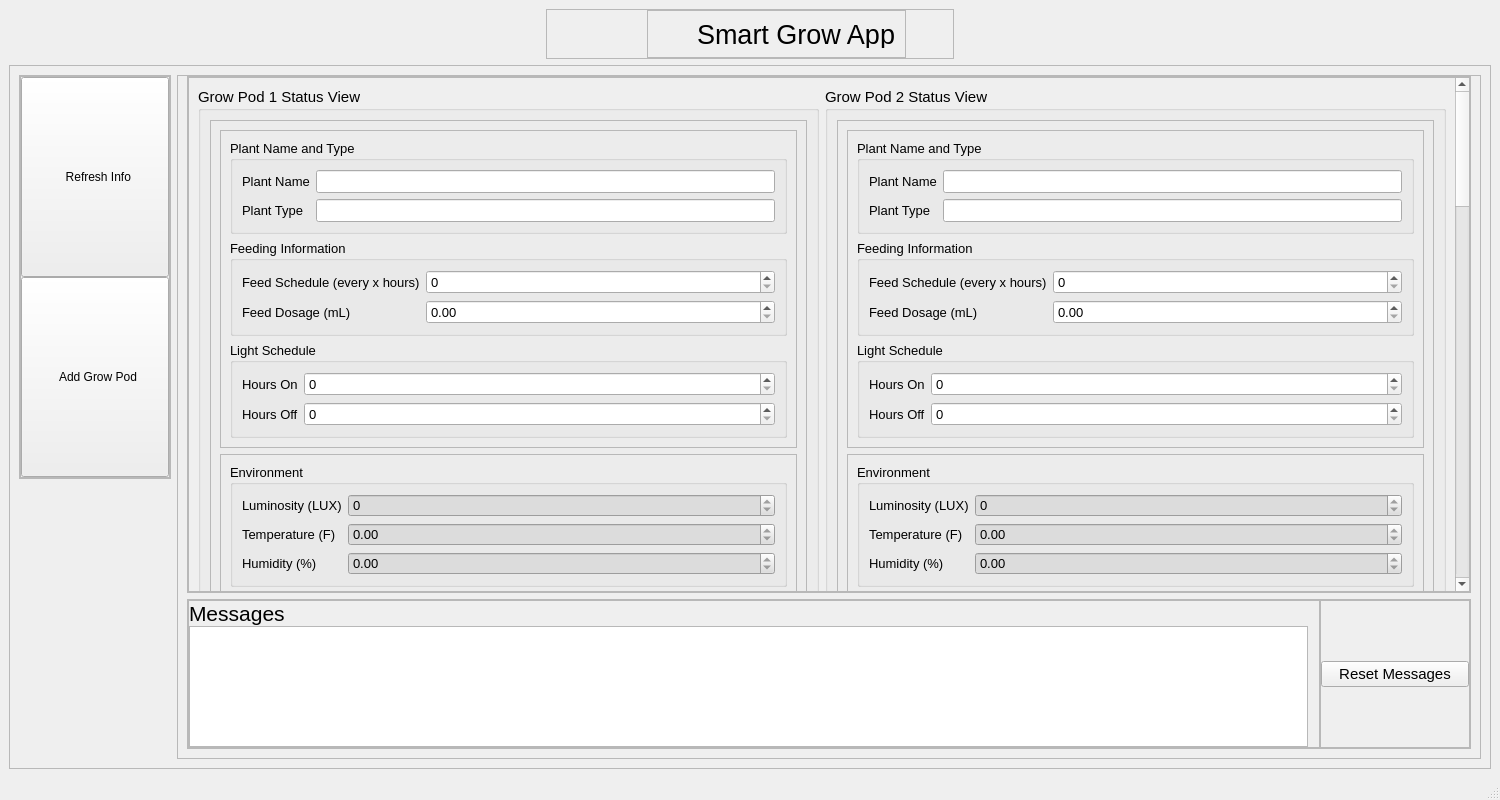
First picture: the form in GUI/smartGrow/form.ui, repository sgomez14/ec601_smartGrow, before the edit.
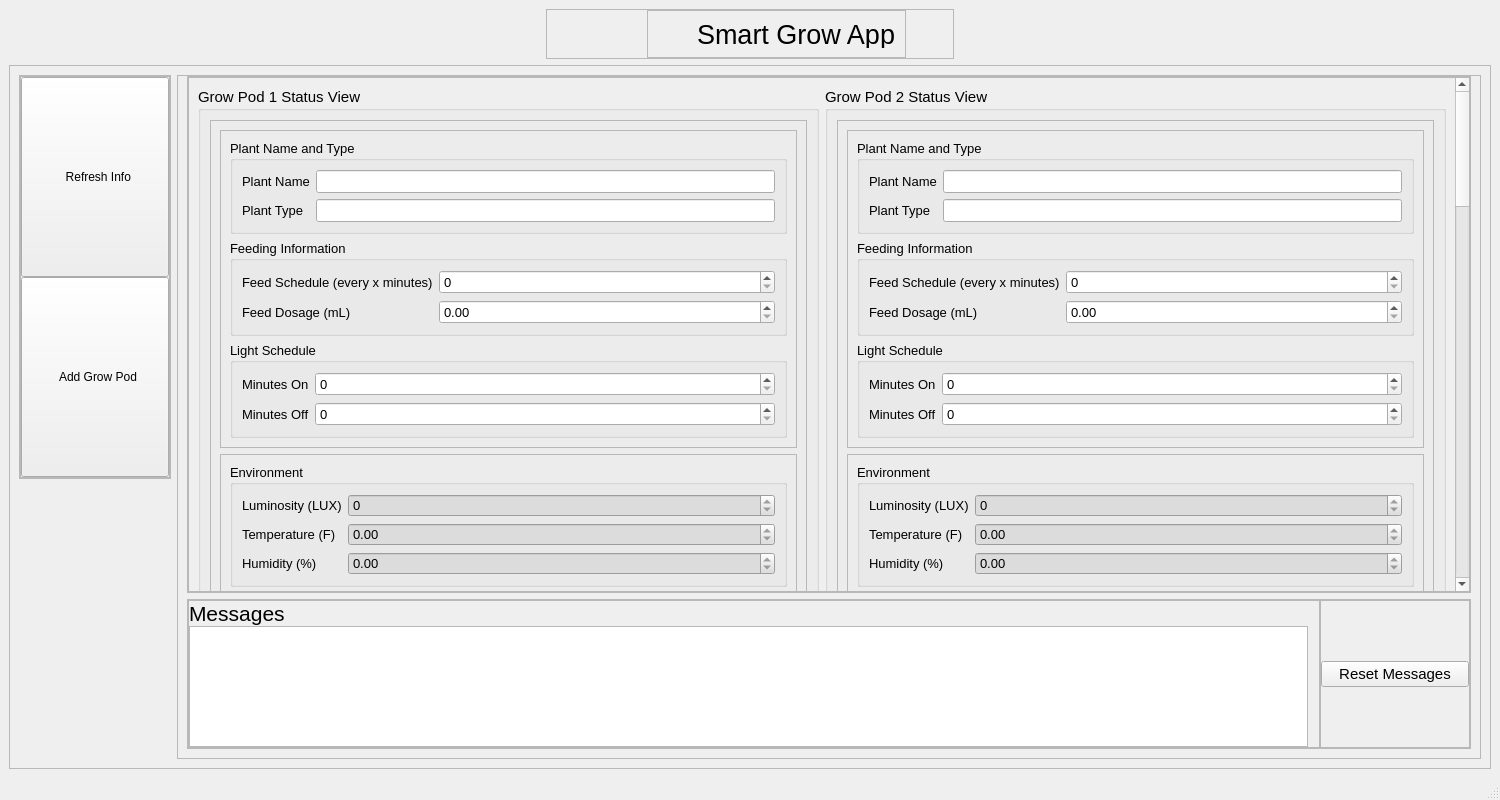
Second picture: the form after the edit. Icons and pictures are not drawn.

The edit to the form file:
```diff
--- a/GUI/smartGrow/form.ui
+++ b/GUI/smartGrow/form.ui
@@ -378,7 +378,7 @@
                 <property name="geometry">
                  <rect>
                   <x>0</x>
-                  <y>-1644</y>
+                  <y>-1317</y>
                   <width>1246</width>
                   <height>2485</height>
                  </rect>
@@ -486,7 +486,7 @@
                                <item row="0" column="0">
                                 <widget class="QLabel" name="feedScheduleLabel_1">
                                  <property name="text">
-                                  <string>Feed Schedule (every x hours)</string>
+                                  <string>Feed Schedule (every x minutes)</string>
                                  </property>
                                 </widget>
                                </item>
@@ -533,7 +533,7 @@
                                <item row="0" column="0">
                                 <widget class="QLabel" name="hoursOnLabel_1">
                                  <property name="text">
-                                  <string>Hours On</string>
+                                  <string>Minutes On</string>
                                  </property>
                                 </widget>
                                </item>
@@ -550,7 +550,7 @@
                                <item row="1" column="0">
                                 <widget class="QLabel" name="hoursOffLabel_1">
                                  <property name="text">
-                                  <string>Hours Off</string>
+                                  <string>Minutes Off</string>
                                  </property>
                                 </widget>
                                </item>
@@ -1046,7 +1046,7 @@
                                <item row="0" column="0">
                                 <widget class="QLabel" name="feedScheduleLabel_20">
                                  <property name="text">
-                                  <string>Feed Schedule (every x hours)</string>
+                                  <string>Feed Schedule (every x minutes)</string>
                                  </property>
                                 </widget>
                                </item>
@@ -1093,7 +1093,7 @@
                                <item row="0" column="0">
                                 <widget class="QLabel" name="hoursOnLabel_20">
                                  <property name="text">
-                                  <string>Hours On</string>
+                                  <string>Minutes On</string>
                                  </property>
                                 </widget>
                                </item>
@@ -1110,7 +1110,7 @@
                                <item row="1" column="0">
                                 <widget class="QLabel" name="hoursOffLabel_20">
                                  <property name="text">
-                                  <string>Hours Off</string>
+                                  <string>Minutes Off</string>
                                  </property>
                                 </widget>
                                </item>
```
Left out of the diff: 6 changed lines with no effect on the pictures.
